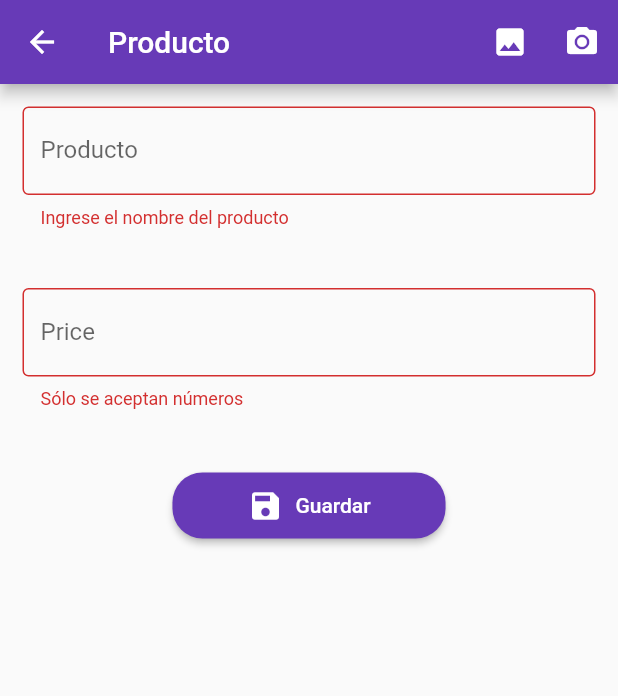
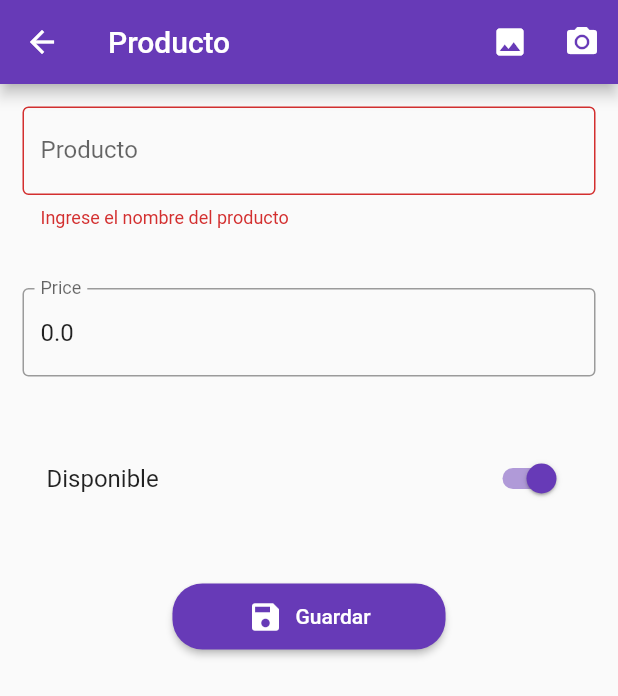
Before and after one commit to bider88/formularios_flutter, a Flutter app: the ProductoPage screen opened by its route, after a tap on "Guardar", on a phone screen of 412 x 824 dp. Shown: the top 696 px of the screen. Run offline on Flutter 3.47's test engine with Material 2 defaults, Android fonts, the phone set to English and light mode, and no system bars; our stand-ins replace rxdart.

Commit message:
model product map into form product

```diff
--- /dev/null
+++ b/lib/src/models/product_model.dart
@@ -0,0 +1,37 @@
+import 'dart:convert';
+
+ProductModel productModelFromJson(String str) => ProductModel.fromJson(json.decode(str));
+
+String productModelToJson(ProductModel data) => json.encode(data.toJson());
+
+class ProductModel {
+  ProductModel({
+    this.id,
+    this.title = '',
+    this.price = 0.0,
+    this.available = true,
+    this.urlPhoto,
+  });
+
+  String id;
+  String title;
+  double price;
+  bool available;
+  String urlPhoto;
+
+  factory ProductModel.fromJson(Map<String, dynamic> json) => ProductModel(
+    id: json["id"],
+    title: json["title"],
+    price: json["price"],
+    available: json["available"],
+    urlPhoto: json["urlPhoto"],
+  );
+
+  Map<String, dynamic> toJson() => {
+    "id": id,
+    "title": title,
+    "price": price,
+    "available": available,
+    "urlPhoto": urlPhoto,
+  };
+}
--- a/lib/src/pages/producto_page.dart
+++ b/lib/src/pages/producto_page.dart
@@ -1,4 +1,5 @@
 import 'package:flutter/material.dart';
+import 'package:formularios_flutter/src/models/product_model.dart';
 import 'package:formularios_flutter/src/utils/utils.dart' as utils;
 
 class ProductoPage extends StatefulWidget {
@@ -8,6 +9,9 @@ class ProductoPage extends StatefulWidget {
 }
 
 class _ProductoPageState extends State<ProductoPage> {
+
+  ProductModel product = ProductModel();
+
   final formKey = GlobalKey<FormState>();
 
   @override
@@ -37,6 +41,8 @@ class _ProductoPageState extends State<ProductoPage> {
                 SizedBox(height: 40,),
                 _createPrice(),
                 SizedBox(height: 40,),
+                _createAvailable(),
+                SizedBox(height: 40,),
                 _createButton()
               ],
             ),
@@ -48,11 +54,13 @@ class _ProductoPageState extends State<ProductoPage> {
 
   Widget _createName() {
     return TextFormField(
+      initialValue: product.title,
       textCapitalization: TextCapitalization.sentences,
       decoration: InputDecoration(
         labelText: 'Producto',
         border: OutlineInputBorder()
       ),
+      onSaved: (newValue) => product.title = newValue,
       validator: (value) {
         if (value.length < 3) {
           return 'Ingrese el nombre del producto';
@@ -64,14 +72,27 @@ class _ProductoPageState extends State<ProductoPage> {
 
   Widget _createPrice() {
     return TextFormField(
+      initialValue: product.price.toString(),
       keyboardType: TextInputType.numberWithOptions(decimal: true),
       decoration: InputDecoration(
         labelText: 'Price',
         border: OutlineInputBorder()
       ),
+      onSaved: (newValue) => product.price = double.parse(newValue),
       validator: (value) {
         return utils.isNumeric(value) ? null : 'Sólo se aceptan números';
       },
+    );
+  }
+
+  Widget _createAvailable() {
+    return SwitchListTile(
+      value: product.available,
+      activeColor: Colors.deepPurple,
+      title: Text('Disponible'),
+      onChanged: (value) => setState(() {
+        product.available = value;
+      }),
     );
   }
 
@@ -91,7 +112,13 @@ class _ProductoPageState extends State<ProductoPage> {
 
   void _submit() {
     if (formKey.currentState.validate()) {
+
+      formKey.currentState.save();
+
       print('all ok');
+      print( product.title );
+      print( product.price );
+      print( product.available );
     }
   }
 }
```
